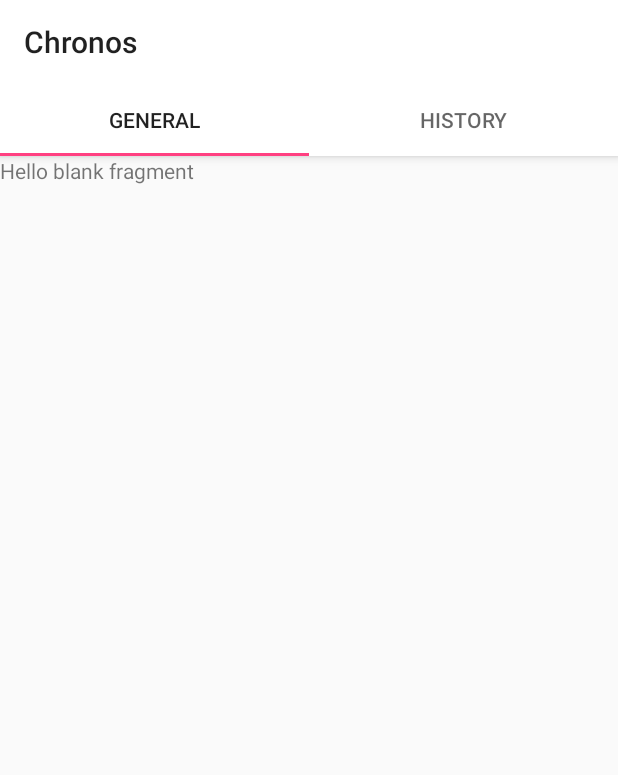
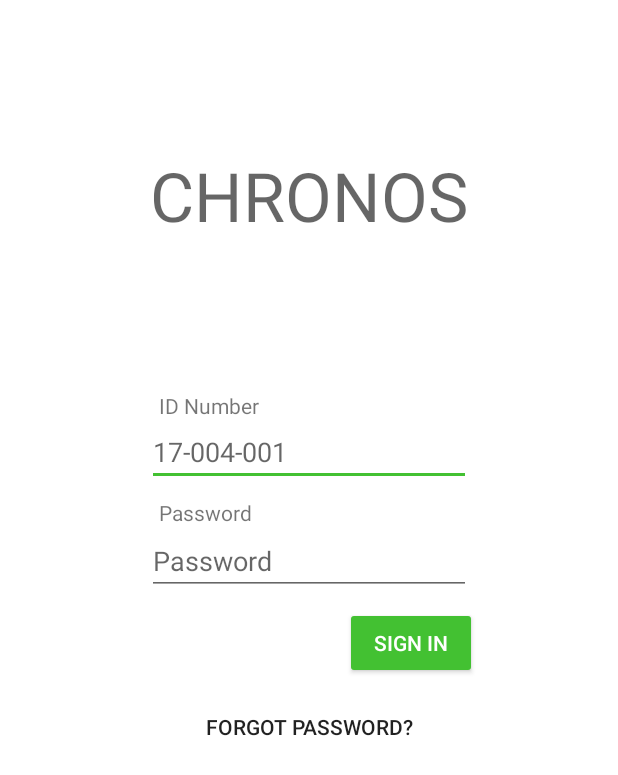
Before and after one commit to silverxjohn/chronos-mobile, an Android app: the screen it shows after launch (MainActivity before the commit, LoginActivity after it), on a phone screen of 412 x 824 dp. Shown: the top 775 px of the screen. Run offline under Robolectric (Android 15) with nearby library versions, the phone set to English and light mode, and no system bars.

Commit message:
add login activity

```diff
--- a/app/src/main/AndroidManifest.xml
+++ b/app/src/main/AndroidManifest.xml
@@ -9,13 +9,15 @@
         android:roundIcon="@mipmap/ic_launcher_round"
         android:supportsRtl="true"
         android:theme="@style/AppTheme">
-        <activity android:name=".MainActivity">
+        <activity android:name=".LoginActivity">
             <intent-filter>
                 <action android:name="android.intent.action.MAIN"/>
 
                 <category android:name="android.intent.category.LAUNCHER"/>
             </intent-filter>
         </activity>
+        <activity android:name=".MainActivity">
+        </activity>
     </application>
 
 </manifest>
--- /dev/null
+++ b/app/src/main/java/com/platacode/chronos/LoginActivity.java
@@ -0,0 +1,26 @@
+package com.platacode.chronos;
+
+import android.content.Intent;
+import android.support.v7.app.AppCompatActivity;
+import android.os.Bundle;
+import android.view.View;
+import android.widget.Button;
+
+public class LoginActivity extends AppCompatActivity {
+
+    @Override
+    protected void onCreate(Bundle savedInstanceState) {
+        super.onCreate(savedInstanceState);
+        setContentView(R.layout.activity_login);
+
+        Button btnSignIn = findViewById(R.id.btnSignIn);
+        btnSignIn.setOnClickListener(new View.OnClickListener() {
+            @Override
+            public void onClick(View v) {
+                Intent intent = new Intent(LoginActivity.this, MainActivity.class);
+
+                startActivity(intent);
+            }
+        });
+    }
+}
--- /dev/null
+++ b/app/src/main/res/layout/activity_login.xml
@@ -0,0 +1,96 @@
+<?xml version="1.0" encoding="utf-8"?>
+<android.support.constraint.ConstraintLayout
+    xmlns:android="http://schemas.android.com/apk/res/android"
+    xmlns:app="http://schemas.android.com/apk/res-auto"
+    xmlns:tools="http://schemas.android.com/tools"
+    android:layout_width="match_parent"
+    android:layout_height="match_parent"
+    android:background="#ffffff"
+    tools:context="com.platacode.chronos.LoginActivity">
+
+    <TextView
+        android:id="@+id/textView4"
+        android:layout_width="wrap_content"
+        android:layout_height="18dp"
+        android:layout_marginStart="8dp"
+        android:layout_marginTop="100dp"
+        android:text="@string/id_number"
+        app:layout_constraintStart_toStartOf="@+id/txtIdNumber"
+        app:layout_constraintTop_toBottomOf="@+id/textView6"/>
+
+    <EditText
+        android:id="@+id/txtIdNumber"
+        android:layout_width="216dp"
+        android:layout_height="wrap_content"
+        android:layout_marginEnd="8dp"
+        android:layout_marginStart="8dp"
+        android:ems="10"
+        android:hint="@string/id_hint"
+        android:inputType="textPersonName"
+        app:layout_constraintEnd_toEndOf="parent"
+        app:layout_constraintStart_toStartOf="parent"
+        app:layout_constraintTop_toBottomOf="@+id/textView4"/>
+
+    <TextView
+        android:id="@+id/textView5"
+        android:layout_width="wrap_content"
+        android:layout_height="wrap_content"
+        android:layout_marginStart="8dp"
+        android:layout_marginTop="8dp"
+        android:text="@string/password"
+        app:layout_constraintStart_toStartOf="@+id/txtPassword"
+        app:layout_constraintTop_toBottomOf="@+id/txtIdNumber"/>
+
+    <EditText
+        android:id="@+id/txtPassword"
+        android:layout_width="216dp"
+        android:layout_height="wrap_content"
+        android:layout_marginEnd="8dp"
+        android:layout_marginStart="8dp"
+        android:ems="10"
+        android:hint="@string/password"
+        android:inputType="textPassword"
+        app:layout_constraintEnd_toEndOf="parent"
+        app:layout_constraintStart_toStartOf="parent"
+        app:layout_constraintTop_toBottomOf="@+id/textView5"/>
+
+    <Button
+        android:id="@+id/btnSignIn"
+        style="@style/Widget.AppCompat.Button.Colored"
+        android:layout_width="wrap_content"
+        android:layout_height="wrap_content"
+        android:layout_marginEnd="8dp"
+        android:layout_marginStart="8dp"
+        android:layout_marginTop="8dp"
+        android:text="@string/sign_in"
+        app:layout_constraintEnd_toEndOf="parent"
+        app:layout_constraintHorizontal_bias="0.72"
+        app:layout_constraintStart_toStartOf="parent"
+        app:layout_constraintTop_toBottomOf="@+id/txtPassword"/>
+
+    <TextView
+        android:id="@+id/textView6"
+        android:layout_width="wrap_content"
+        android:layout_height="wrap_content"
+        android:layout_marginEnd="8dp"
+        android:layout_marginStart="8dp"
+        android:layout_marginTop="100dp"
+        android:text="CHRONOS"
+        android:textAppearance="@style/TextAppearance.AppCompat.Display2"
+        app:layout_constraintEnd_toEndOf="parent"
+        app:layout_constraintStart_toStartOf="parent"
+        app:layout_constraintTop_toTopOf="parent"/>
+
+    <Button
+        android:id="@+id/button4"
+        style="@android:style/Widget.Material.Light.Button.Borderless"
+        android:layout_width="wrap_content"
+        android:layout_height="wrap_content"
+        android:layout_marginEnd="8dp"
+        android:layout_marginStart="8dp"
+        android:layout_marginTop="8dp"
+        android:text="@string/forgot_password"
+        app:layout_constraintEnd_toEndOf="parent"
+        app:layout_constraintStart_toStartOf="parent"
+        app:layout_constraintTop_toBottomOf="@+id/btnSignIn"/>
+</android.support.constraint.ConstraintLayout>
--- a/app/src/main/res/values/colors.xml
+++ b/app/src/main/res/values/colors.xml
@@ -1,8 +1,8 @@
 <?xml version="1.0" encoding="utf-8"?>
 <resources>
     <color name="colorPrimary">#FFFFFF</color>
-    <color name="colorPrimaryDark">#FFFFFF</color>
-    <color name="colorAccent">#FF4081</color>
+    <color name="colorPrimaryDark">#379b29</color>
+    <color name="colorAccent">#43c132</color>
     <color name="colorGreen">#43c132</color>
 
 </resources>
--- a/app/src/main/res/values/strings.xml
+++ b/app/src/main/res/values/strings.xml
@@ -3,6 +3,12 @@
     <string name="general_tab">General</string>
     <string name="history_tab">History</string>
 
+    <string name="id_number">ID Number</string>
+    <string name="id_hint">17-004-001</string>
+    <string name="password">Password</string>
+    <string name="sign_in">Sign In</string>
+    <string name="forgot_password">Forgot Password?</string>
+
     <!-- TODO: Remove or change this placeholder text -->
     <string name="hello_blank_fragment">Hello blank fragment</string>
 </resources>
```
